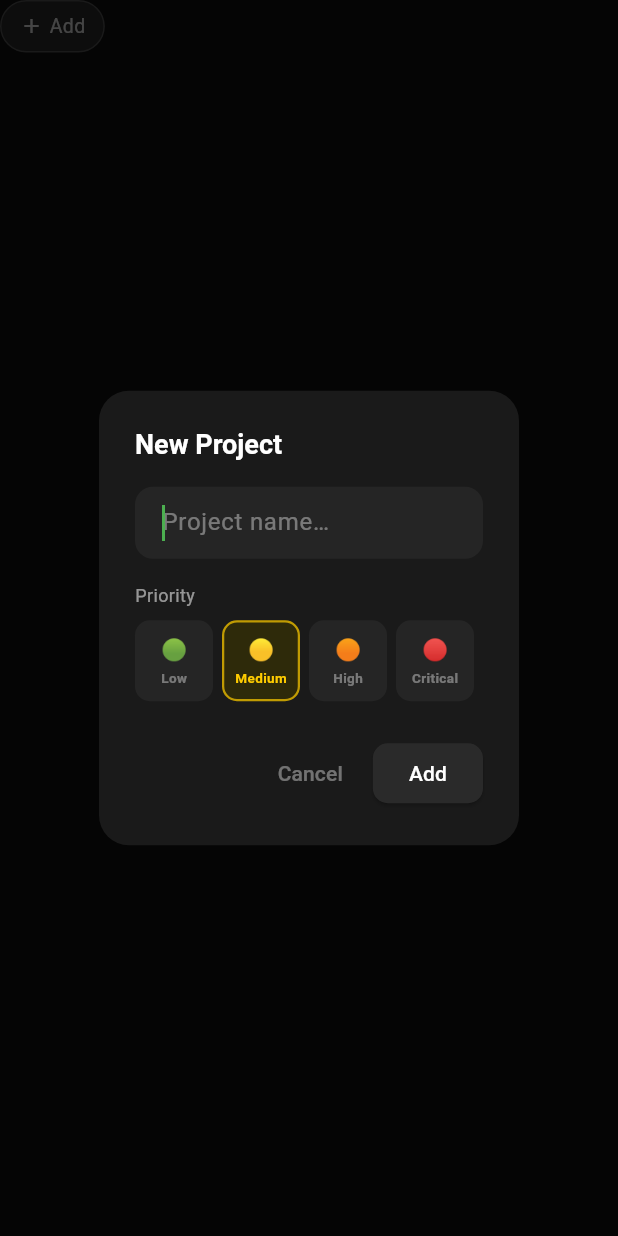
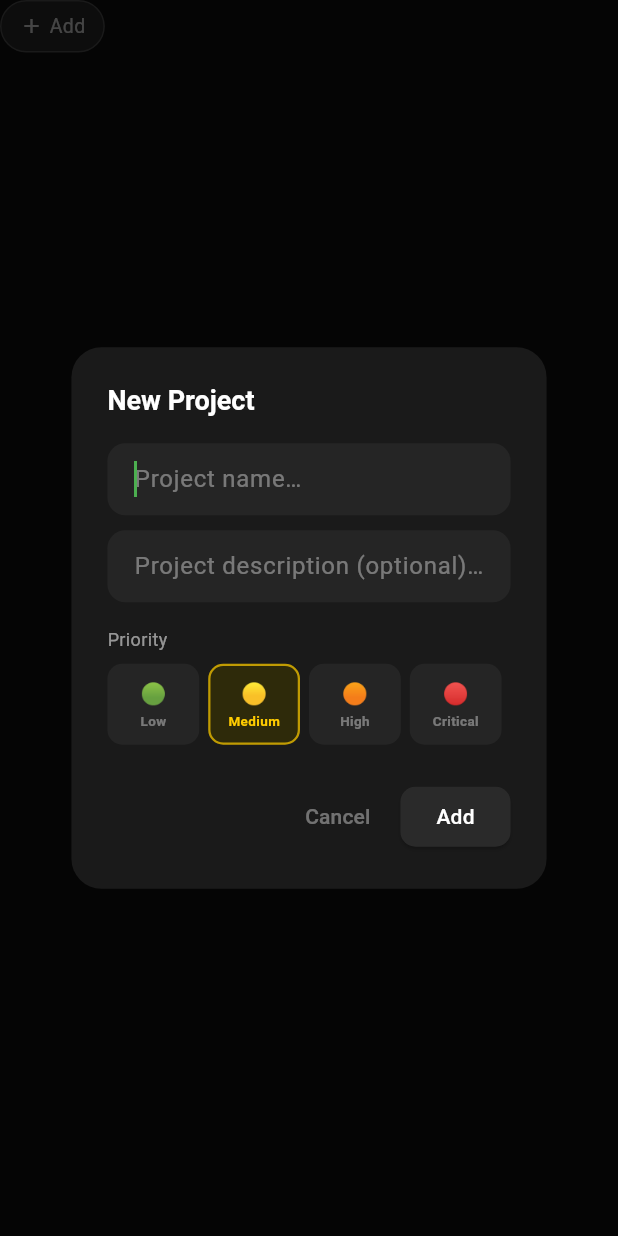
Before and after one commit to oyewodayo/focusbell, a Flutter app: the _AddButton widget shown alone on an empty page, opened directly with empty values, after a tap on "Add", on a phone screen of 412 x 824 dp. Run offline on Flutter 3.47's test engine with Material 3 defaults, Android fonts, the phone set to English and light mode, and no system bars; our stand-ins replace flutter_local_notifications, flutter_timezone, shared_preferences, timezone; accounts and stored records are empty; Roboto replaces fonts that are missing (System).

Commit message:
Add project description field and update project creation flow

```diff
--- a/lib/models/project.dart
+++ b/lib/models/project.dart
@@ -8,37 +8,53 @@ enum Priority {
 
   String get label {
     switch (this) {
-      case Priority.low:      return 'Low';
-      case Priority.medium:   return 'Medium';
-      case Priority.high:     return 'High';
-      case Priority.critical: return 'Critical';
+      case Priority.low:
+        return 'Low';
+      case Priority.medium:
+        return 'Medium';
+      case Priority.high:
+        return 'High';
+      case Priority.critical:
+        return 'Critical';
     }
   }
 
   String get emoji {
     switch (this) {
-      case Priority.low:      return '🟢';
-      case Priority.medium:   return '🟡';
-      case Priority.high:     return '🟠';
-      case Priority.critical: return '🔴';
+      case Priority.low:
+        return '🟢';
+      case Priority.medium:
+        return '🟡';
+      case Priority.high:
+        return '🟠';
+      case Priority.critical:
+        return '🔴';
     }
   }
 
   Color get color {
     switch (this) {
-      case Priority.low:      return const Color(0xFF4CAF50);
-      case Priority.medium:   return const Color(0xFFFFCC00);
-      case Priority.high:     return const Color(0xFFFF8C00);
-      case Priority.critical: return const Color(0xFFFF3B30);
+      case Priority.low:
+        return const Color(0xFF4CAF50);
+      case Priority.medium:
+        return const Color(0xFFFFCC00);
+      case Priority.high:
+        return const Color(0xFFFF8C00);
+      case Priority.critical:
+        return const Color(0xFFFF3B30);
     }
   }
 
   Color get bgColor {
     switch (this) {
-      case Priority.low:      return const Color(0xFF1A2E1A);
-      case Priority.medium:   return const Color(0xFF2E2A0A);
-      case Priority.high:     return const Color(0xFF2E1A00);
-      case Priority.critical: return const Color(0xFF2E0A0A);
+      case Priority.low:
+        return const Color(0xFF1A2E1A);
+      case Priority.medium:
+        return const Color(0xFF2E2A0A);
+      case Priority.high:
+        return const Color(0xFF2E1A00);
+      case Priority.critical:
+        return const Color(0xFF2E0A0A);
     }
   }
 }
@@ -46,6 +62,7 @@ enum Priority {
 class Project {
   final String id;
   final String name;
+  final String description;
   final Priority priority;
   final bool isActive;
   final DateTime createdAt;
@@ -53,6 +70,7 @@ class Project {
   const Project({
     required this.id,
     required this.name,
+    required this.description,
     required this.priority,
     this.isActive = false,
     required this.createdAt,
@@ -60,12 +78,13 @@ class Project {
 
   Project copyWith({
     String? name,
+    String? description,
     Priority? priority,
     bool? isActive,
-  }) =>
-      Project(
+  }) => Project(
     id: id,
     name: name ?? this.name,
+    description: description ?? this.description,
     priority: priority ?? this.priority,
     isActive: isActive ?? this.isActive,
     createdAt: createdAt,
@@ -74,6 +93,7 @@ class Project {
   Map<String, dynamic> toJson() => {
     'id': id,
     'name': name,
+    'description': description,
     'priority': priority.index,
     'isActive': isActive,
     'createdAt': createdAt.toIso8601String(),
@@ -82,6 +102,9 @@ class Project {
   factory Project.fromJson(Map<String, dynamic> json) => Project(
     id: json['id'] as String,
     name: json['name'] as String,
+    description: json['description'] == null
+        ? ''
+        : json['description'] as String,
     priority: Priority.values[json['priority'] as int],
     isActive: json['isActive'] as bool? ?? false,
     createdAt: DateTime.parse(json['createdAt'] as String),
--- a/lib/services/app_controller.dart
+++ b/lib/services/app_controller.dart
@@ -33,10 +33,11 @@ class AppController extends ChangeNotifier {
 
   // ── Projects ──────────────────────────────────────────────────
 
-  Future<void> addProject(String name, Priority priority) async {
+  Future<void> addProject(String name, Priority priority, String description) async {
     final p = Project(
       id: const Uuid().v4(),
       name: name,
+      description: description,
       priority: priority,
       createdAt: DateTime.now(),
     );
--- a/lib/widgets/projects_bottom_sheet.dart
+++ b/lib/widgets/projects_bottom_sheet.dart
@@ -282,6 +282,7 @@ class _AddButton extends StatelessWidget {
 
   void _showAddDialog(BuildContext context) {
     final nameCtrl = TextEditingController();
+    final descriptionCtrl = TextEditingController();
     Priority selectedPriority = Priority.medium;
 
     showDialog(
@@ -306,6 +307,24 @@ class _AddButton extends StatelessWidget {
                 style: const TextStyle(color: Colors.white),
                 decoration: InputDecoration(
                   hintText: 'Project name…',
+                  hintStyle: const TextStyle(color: Colors.white38),
+                  filled: true,
+                  fillColor: const Color(0xFF252525),
+                  border: OutlineInputBorder(
+                    borderRadius: BorderRadius.circular(12),
+                    borderSide: BorderSide.none,
+                  ),
+                  contentPadding: const EdgeInsets.symmetric(
+                      horizontal: 14, vertical: 12),
+                ),
+              ),
+              const SizedBox(height: 10),
+              TextField(
+                controller: descriptionCtrl,
+                autofocus: true,
+                style: const TextStyle(color: Colors.white),
+                decoration: InputDecoration(
+                  hintText: 'Project description (optional)…',
                   hintStyle: const TextStyle(color: Colors.white38),
                   filled: true,
                   fillColor: const Color(0xFF252525),
@@ -383,7 +402,7 @@ class _AddButton extends StatelessWidget {
                 final name = nameCtrl.text.trim();
                 if (name.isEmpty) return;
                 final priority = selectedPriority;
-                await AppController.instance.addProject(name, priority);
+                await AppController.instance.addProject(name, priority,descriptionCtrl.text.trim());
                 if (!ctx.mounted) return;
                 Navigator.pop(ctx);
                 onAdded();
--- a/lib/widgets/settings_bottom_sheet.dart
+++ b/lib/widgets/settings_bottom_sheet.dart
@@ -226,6 +226,7 @@ class _Section extends StatelessWidget {
   }
 }
 
+// ── Reusable row widget ─────────────────────────────────────────
 class _Row extends StatelessWidget {
   final IconData icon;
   final String label;
@@ -250,6 +251,8 @@ class _Row extends StatelessWidget {
   }
 }
 
+
+// Selectable row for reminder interval options
 class _SelectRow extends StatelessWidget {
   final String label;
   final bool selected;
@@ -283,6 +286,8 @@ class _SelectRow extends StatelessWidget {
   }
 }
 
+
+// Time picker row for quiet hours
 class _TimePickerRow extends StatelessWidget {
   final IconData icon;
   final String label;
```
Lines whose indentation alone changed are shown as unchanged.
